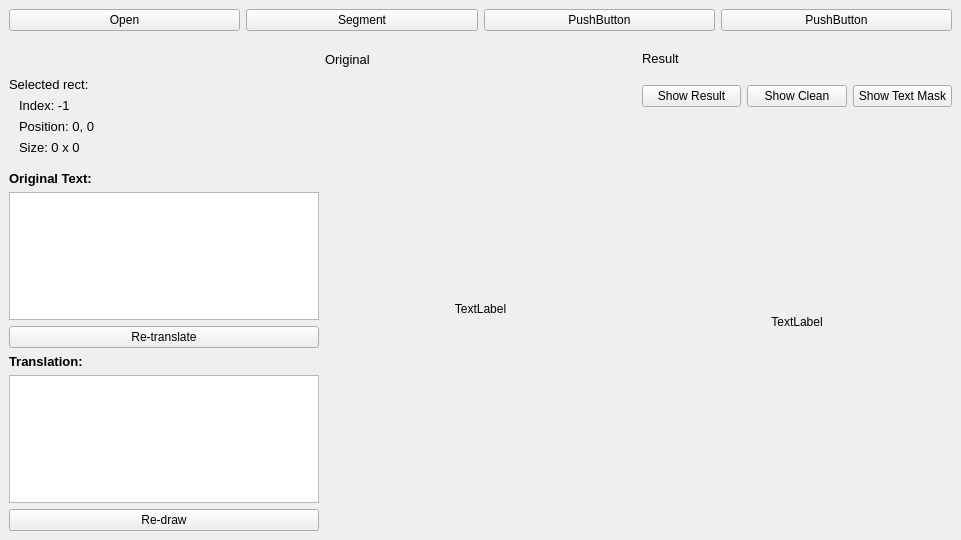
Qt form qt/ui.ui (Superfloh/manga-translator) before a commit.
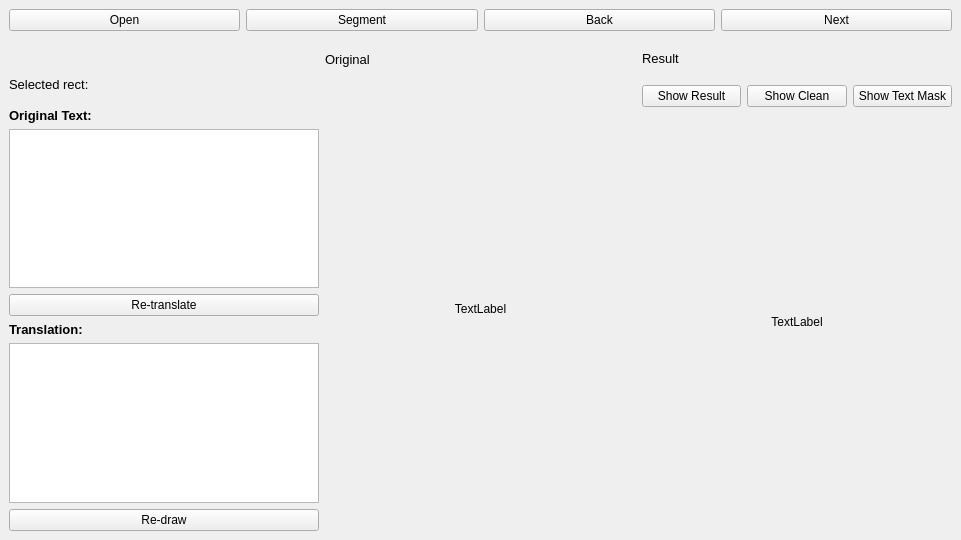
The same form after that commit.

```diff
--- a/qt/ui.ui
+++ b/qt/ui.ui
@@ -40,14 +40,14 @@
       <item>
        <widget class="QPushButton" name="pushButton_2">
         <property name="text">
-         <string>PushButton</string>
+         <string>Back</string>
         </property>
        </widget>
       </item>
       <item>
        <widget class="QPushButton" name="pushButton">
         <property name="text">
-         <string>PushButton</string>
+         <string>Next</string>
         </property>
        </widget>
       </item>
@@ -97,60 +97,6 @@
           </property>
          </widget>
         </item>
-        <item>
-         <widget class="QLabel" name="selected_rect_index_label">
-          <property name="font">
-           <font>
-            <pointsize>10</pointsize>
-           </font>
-          </property>
-          <property name="text">
-           <string>Index: -1</string>
-          </property>
-          <property name="margin">
-           <number>2</number>
-          </property>
-          <property name="indent">
-           <number>10</number>
-          </property>
-         </widget>
-        </item>
-        <item>
-         <widget class="QLabel" name="selected_rect_pos_label">
-          <property name="font">
-           <font>
-            <pointsize>10</pointsize>
-           </font>
-          </property>
-          <property name="text">
-           <string>Position: 0, 0</string>
-          </property>
-          <property name="margin">
-           <number>2</number>
-          </property>
-          <property name="indent">
-           <number>10</number>
-          </property>
-         </widget>
-        </item>
-        <item>
-         <widget class="QLabel" name="selected_rect_size_label">
-          <property name="font">
-           <font>
-            <pointsize>10</pointsize>
-           </font>
-          </property>
-          <property name="text">
-           <string>Size: 0 x 0</string>
-          </property>
-          <property name="margin">
-           <number>2</number>
-          </property>
-          <property name="indent">
-           <number>10</number>
-          </property>
-         </widget>
-        </item>
         <item>
          <spacer name="verticalSpacer_2">
           <property name="orientation">
@@ -188,7 +134,9 @@
          <widget class="QTextBrowser" name="original_text_input">
           <property name="font">
            <font>
-            <pointsize>12</pointsize>
+            <pointsize>20</pointsize>
+            <weight>75</weight>
+            <bold>true</bold>
            </font>
           </property>
           <property name="documentTitle">
@@ -236,7 +184,9 @@
          <widget class="QTextBrowser" name="translation_text_input">
           <property name="font">
            <font>
-            <pointsize>12</pointsize>
+            <pointsize>20</pointsize>
+            <weight>75</weight>
+            <bold>true</bold>
            </font>
           </property>
           <property name="undoRedoEnabled">
```
Left out of the diff: 6 changed lines with no effect on the pictures.
